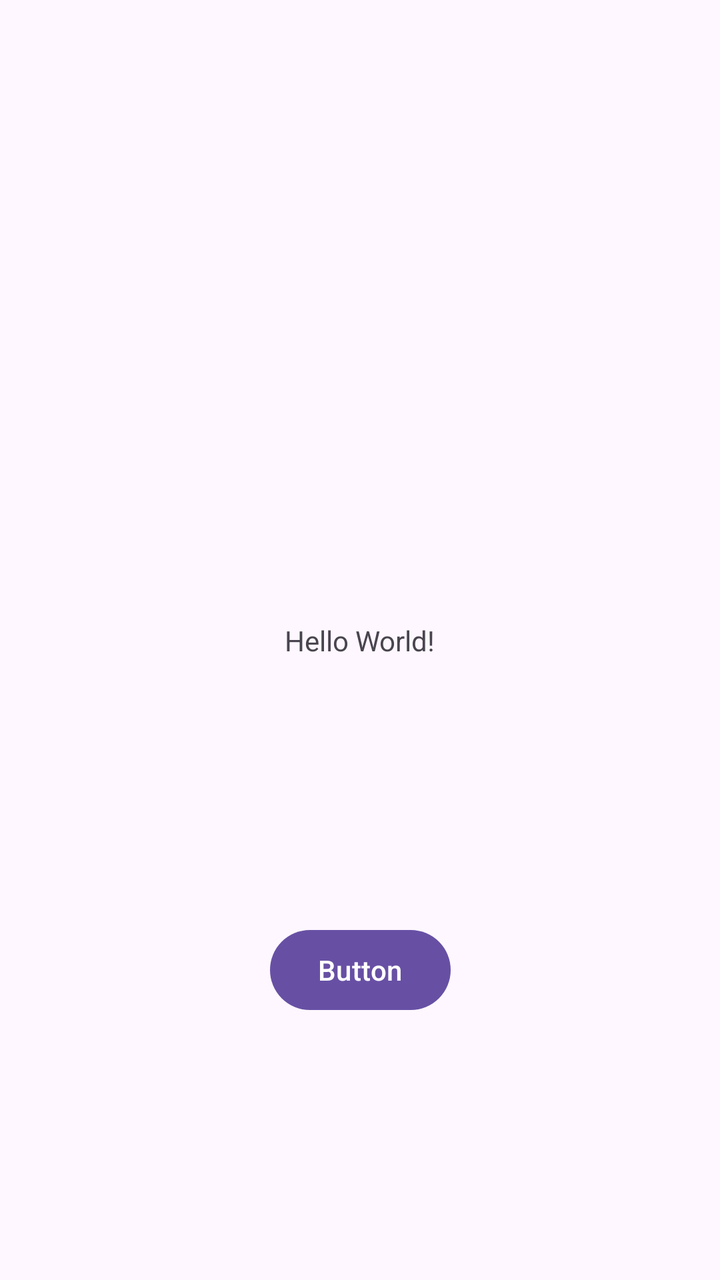
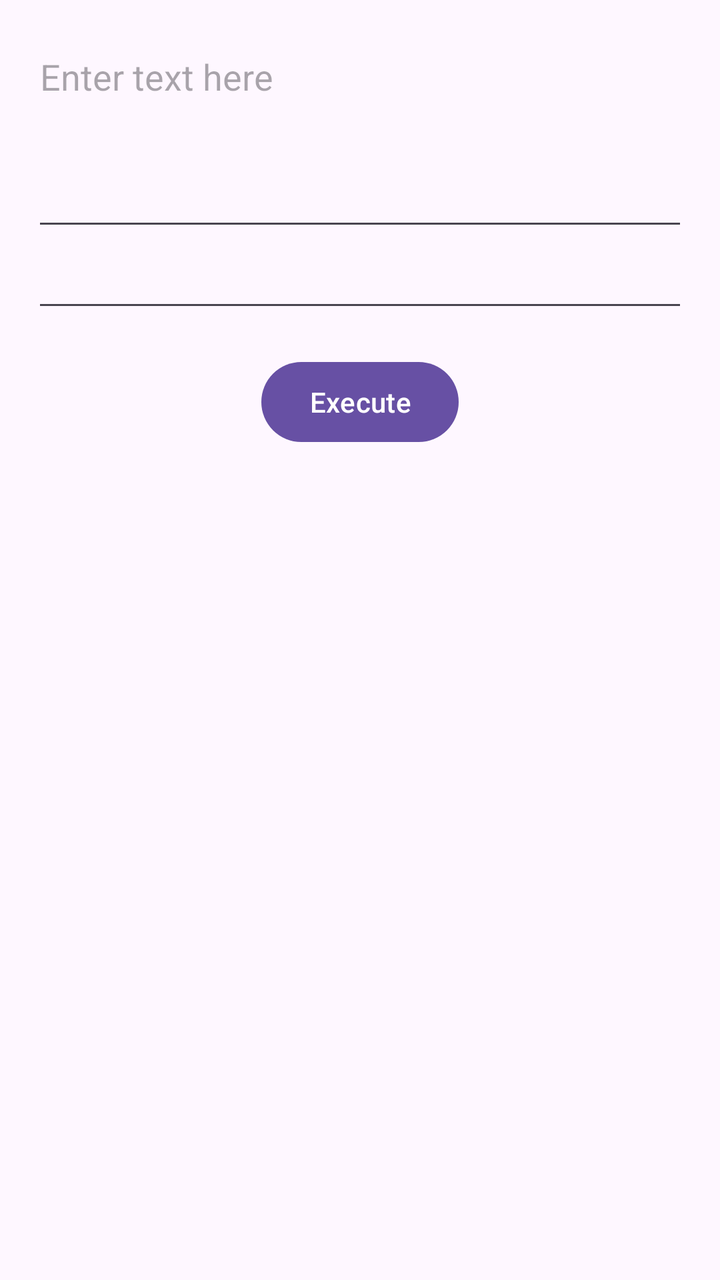

Screens rendered from an Android XML layout before and after an edit, with the pre-edit source and the edit as a unified diff.
<!-- AndroidManifest.xml: application theme Theme.ConversationClassifier -->
<!-- res/layout/activity_main.xml -->
<?xml version="1.0" encoding="utf-8"?>
<androidx.constraintlayout.widget.ConstraintLayout
    xmlns:android="http://schemas.android.com/apk/res/android"
    xmlns:tools="http://schemas.android.com/tools"
    xmlns:app="http://schemas.android.com/apk/res-auto"
    android:id="@+id/main"
    android:layout_width="match_parent"
    android:layout_height="match_parent"
    tools:context=".ui.MainActivity">

    <TextView
        android:id="@+id/textView2"
        android:layout_width="wrap_content"
        android:layout_height="wrap_content"
        android:text="Hello World!"
        app:layout_constraintBottom_toBottomOf="parent"
        app:layout_constraintEnd_toEndOf="parent"
        app:layout_constraintStart_toStartOf="parent"
        app:layout_constraintTop_toTopOf="parent" />

    <Button
        android:id="@+id/button"
        android:layout_width="wrap_content"
        android:layout_height="wrap_content"
        android:text="Button"
        app:layout_constraintBottom_toBottomOf="parent"
        app:layout_constraintEnd_toEndOf="parent"
        app:layout_constraintStart_toStartOf="parent"
        app:layout_constraintTop_toBottomOf="@+id/textView2" />


</androidx.constraintlayout.widget.ConstraintLayout>
<!-- resources referenced by this layout -->
<resources>
  <style name="Theme.ConversationClassifier" parent="Base.Theme.ConversationClassifier" />
  <style name="Base.Theme.ConversationClassifier" parent="Theme.Material3.DayNight.NoActionBar">
          
          
      </style>
</resources>

<!-- the commit's change to res/layout/activity_main.xml (unified diff, before → after) -->
@@ -1,32 +1,48 @@
 <?xml version="1.0" encoding="utf-8"?>
 <androidx.constraintlayout.widget.ConstraintLayout
     xmlns:android="http://schemas.android.com/apk/res/android"
+    xmlns:app="http://schemas.android.com/apk/res-auto"
     xmlns:tools="http://schemas.android.com/tools"
-    xmlns:app="http://schemas.android.com/apk/res-auto"
     android:id="@+id/main"
     android:layout_width="match_parent"
     android:layout_height="match_parent"
+    android:padding="16dp"
     tools:context=".ui.MainActivity">
 
-    <TextView
+    
+    <EditText
+        android:id="@+id/etInput"
+        android:layout_width="0dp"
+        android:layout_height="wrap_content"
+        android:hint="Enter text here"
+        android:inputType="textMultiLine"
+        android:lines="4"
+        android:gravity="top|start"
+        app:layout_constraintTop_toTopOf="parent"
+        app:layout_constraintStart_toStartOf="parent"
+        app:layout_constraintEnd_toEndOf="parent" />
+
+    
+    <EditText
         android:id="@+id/textView2"
+        android:layout_width="0dp"
+        android:layout_height="wrap_content"
+        android:text=""
+        android:textSize="16sp"
+        android:paddingTop="12dp"
+        app:layout_constraintTop_toBottomOf="@id/etInput"
+        app:layout_constraintStart_toStartOf="parent"
+        app:layout_constraintEnd_toEndOf="parent" />
+
+    
+    <Button
+        android:id="@+id/execute"
         android:layout_width="wrap_content"
         android:layout_height="wrap_content"
-        android:text="Hello World!"
-        app:layout_constraintBottom_toBottomOf="parent"
-        app:layout_constraintEnd_toEndOf="parent"
+        android:text="Execute"
+        android:layout_marginTop="16dp"
+        app:layout_constraintTop_toBottomOf="@id/textView2"
         app:layout_constraintStart_toStartOf="parent"
-        app:layout_constraintTop_toTopOf="parent" />
-
-    <Button
-        android:id="@+id/button"
-        android:layout_width="wrap_content"
-        android:layout_height="wrap_content"
-        android:text="Button"
-        app:layout_constraintBottom_toBottomOf="parent"
-        app:layout_constraintEnd_toEndOf="parent"
-        app:layout_constraintStart_toStartOf="parent"
-        app:layout_constraintTop_toBottomOf="@+id/textView2" />
-
+        app:layout_constraintEnd_toEndOf="parent" />
 
 </androidx.constraintlayout.widget.ConstraintLayout>
